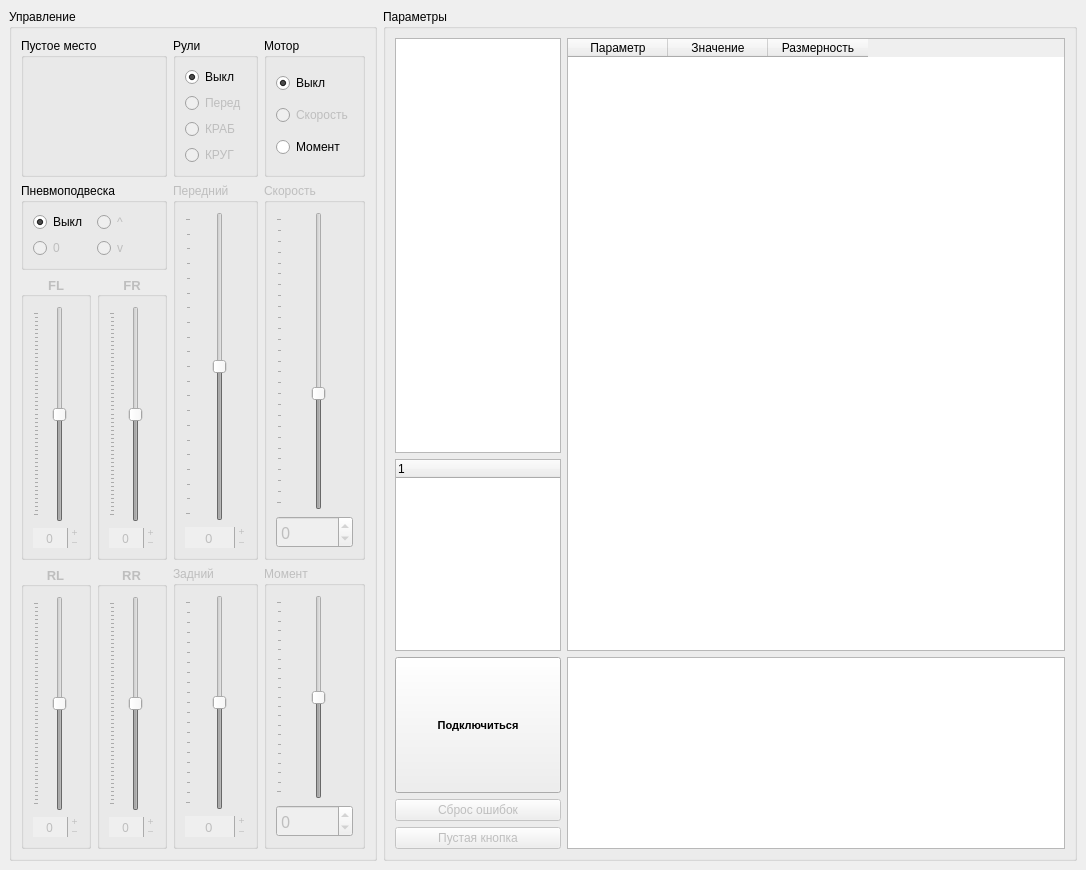
Old version of the form VMU_monitor_v2.ui in the repository hochu-leto/EVIS.
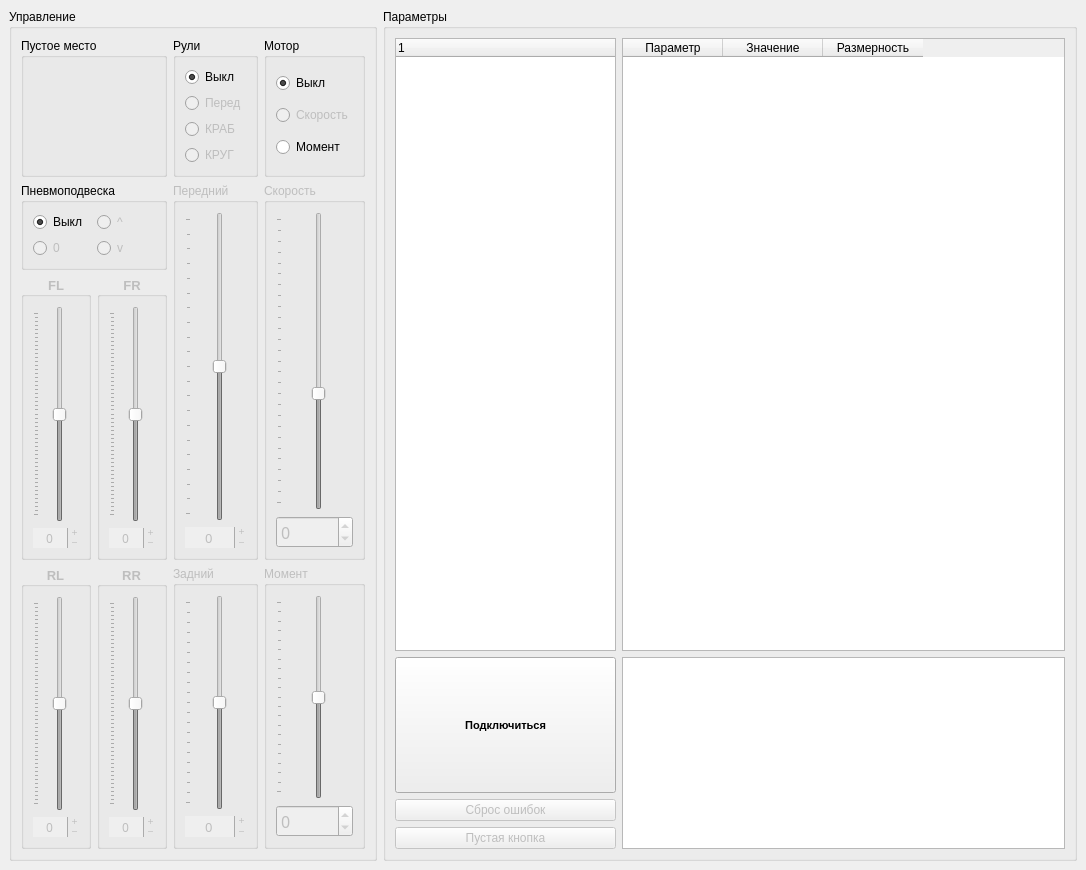
New version of the form.

```diff
--- a/VMU_monitor_v2.ui
+++ b/VMU_monitor_v2.ui
@@ -983,10 +983,7 @@
       <property name="title">
        <string>Параметры</string>
       </property>
-      <layout class="QGridLayout" name="gridLayout_2" rowstretch="9,0,0,0,0" columnstretch="1,3">
-       <item row="0" column="0">
-        <widget class="QListWidget" name="blocks_list"/>
-       </item>
+      <layout class="QGridLayout" name="gridLayout_2" rowstretch="9,0,0,0,0" columnstretch="1,2">
        <item row="2" column="1" rowspan="3">
         <widget class="QTextBrowser" name="errors_browser"/>
        </item>
@@ -1042,15 +1039,6 @@
          </property>
         </widget>
        </item>
-       <item row="1" column="0">
-        <widget class="QTreeWidget" name="nodes_tree">
-         <column>
-          <property name="text">
-           <string notr="true">1</string>
-          </property>
-         </column>
-        </widget>
-       </item>
        <item row="0" column="1" rowspan="2">
         <widget class="QTableWidget" name="vmu_param_table">
          <property name="enabled">
@@ -1073,6 +1061,15 @@
          </column>
         </widget>
        </item>
+       <item row="0" column="0" rowspan="2">
+        <widget class="QTreeWidget" name="nodes_tree">
+         <column>
+          <property name="text">
+           <string notr="true">1</string>
+          </property>
+         </column>
+        </widget>
+       </item>
       </layout>
      </widget>
     </item>
```
